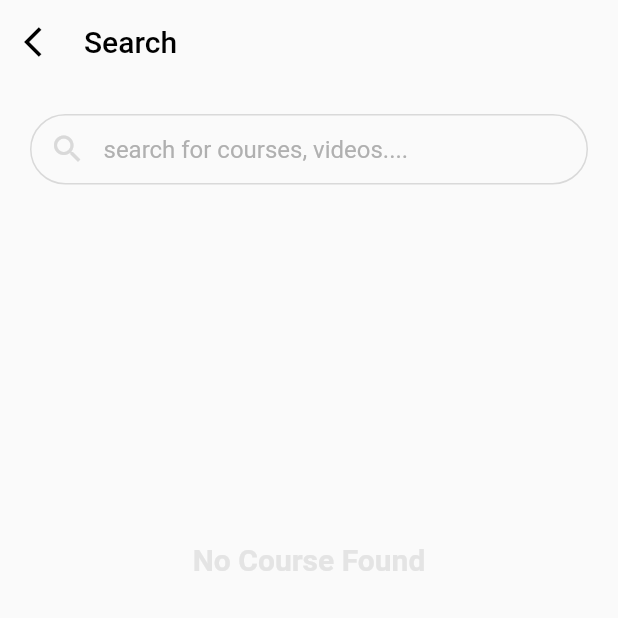
After one commit to lamdiv/learningcurve, a Flutter app: the screen it shows after launch, after a tap on "search for courses, videos....", on a phone screen of 412 x 824 dp, the top half of it. The commit adds this screen. Run offline on Flutter 3.47's test engine with Material 2 defaults, Android fonts, the phone set to English and light mode, and no system bars; network calls fail.

Commit message:
feat: Added Search Scrren

```diff
--- a/lib/home_screen.dart
+++ b/lib/home_screen.dart
@@ -66,7 +66,7 @@ class MyCard extends StatelessWidget {
   Widget build(BuildContext context) {
     return Card(
       shape: RoundedRectangleBorder(
-        borderRadius: BorderRadius.circular(15.0),
+        borderRadius: BorderRadius.circular(20.0),
       ),
       shadowColor: Color(0xFFD6D6D6).withOpacity(0.3),
       elevation: 3,
--- a/lib/layout/search_section.dart
+++ b/lib/layout/search_section.dart
@@ -1,4 +1,5 @@
 import 'package:flutter/material.dart';
+import '../search_screen.dart';
 
 class Search extends StatelessWidget {
   const Search({
@@ -29,7 +30,14 @@ class Search extends StatelessWidget {
 class SearchBar extends StatelessWidget {
   @override
   Widget build(BuildContext context) {
-    return Container(
+    return GestureDetector(
+      onTap: () {
+        Navigator.push(
+          context,
+          MaterialPageRoute(builder: (context) => SearchScreen()),
+        );
+      },
+      child: Container(
         width: double.infinity, // Set the width according to your needs
         decoration: BoxDecoration(
           border: Border.all(
@@ -41,6 +49,7 @@ class SearchBar extends StatelessWidget {
         ),
         child: SizedBox(
           height: 45,
+          child: IgnorePointer(
             child: TextField(
               decoration: InputDecoration(
                 hintText: "search for courses, videos....",
@@ -48,8 +57,10 @@ class SearchBar extends StatelessWidget {
                 border: InputBorder.none, // Remove default input field border
                 prefixIcon: Icon(
                   Icons.search,
-              color: Color.fromARGB(
-                  255, 217, 217, 217), // Change the color of the search icon
+                  color: Color.fromARGB(255, 217, 217,
+                      217), // Change the color of the search icon
+                ),
+              ),
             ),
           ),
         ),
--- /dev/null
+++ b/lib/search_screen.dart
@@ -0,0 +1,79 @@
+import 'package:flutter/material.dart';
+import 'package:learning_curve_academy/layout/search_section.dart';
+
+class SearchScreen extends StatelessWidget {
+  @override
+  Widget build(BuildContext context) {
+    return Scaffold(
+      appBar: AppBar(
+        elevation: 1, // Add a little drop shadow
+        backgroundColor: Theme.of(context)
+            .scaffoldBackgroundColor, // Use the same color as main app background
+        shadowColor: Colors.transparent,
+        foregroundColor: Colors.black,
+        titleSpacing: 0,
+        leading: IconButton(
+          icon: Icon(Icons.arrow_back_ios),
+          onPressed: () {
+            Navigator.pop(context);
+          },
+        ),
+        title: const Text('Search'),
+      ),
+      body: SafeArea(
+          child: SingleChildScrollView(
+              child: Padding(
+        padding: EdgeInsets.all(20),
+        child: Column(
+          children: [
+            SearchBar(),
+            Container(
+              height: 500,
+              child: Center(
+                child: Text(
+                  "No Course Found",
+                  style: TextStyle(
+                      color: Color.fromARGB(255, 228, 228, 228),
+                      fontSize: 20,
+                      fontWeight: FontWeight.bold),
+                ),
+              ),
+            ),
+          ],
+        ),
+      ))),
+    );
+  }
+}
+
+class SearchBar extends StatelessWidget {
+  @override
+  Widget build(BuildContext context) {
+    return Container(
+      width: double.infinity, // Set the width according to your needs
+      decoration: BoxDecoration(
+        border: Border.all(
+          color: Color.fromARGB(
+              255, 217, 217, 217), // Change the border color as desired
+        ),
+        borderRadius: BorderRadius.circular(50),
+        // Adjust the border radius as needed
+      ),
+      child: SizedBox(
+        height: 45,
+        child: TextField(
+          decoration: InputDecoration(
+            hintText: "search for courses, videos....",
+            hintStyle: TextStyle(color: Color.fromARGB(255, 176, 176, 176)),
+            border: InputBorder.none, // Remove default input field border
+            prefixIcon: Icon(
+              Icons.search,
+              color: Color.fromARGB(
+                  255, 217, 217, 217), // Change the color of the search icon
+            ),
+          ),
+        ),
+      ),
+    );
+  }
+}
```
Lines whose indentation alone changed are shown as unchanged.
